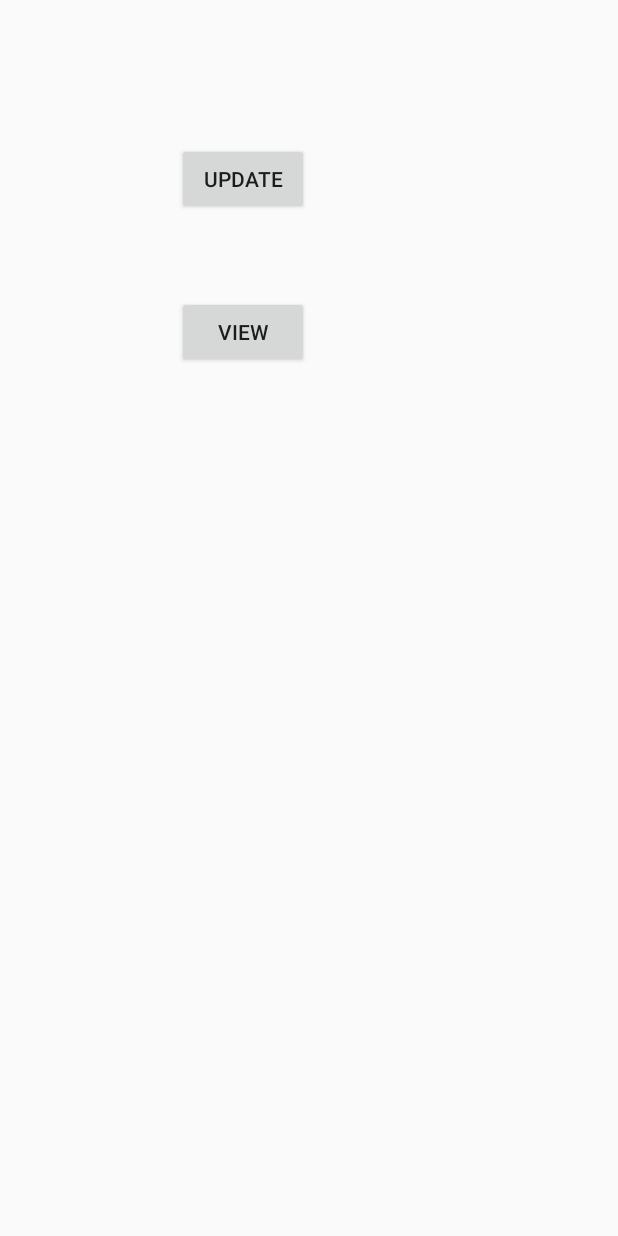
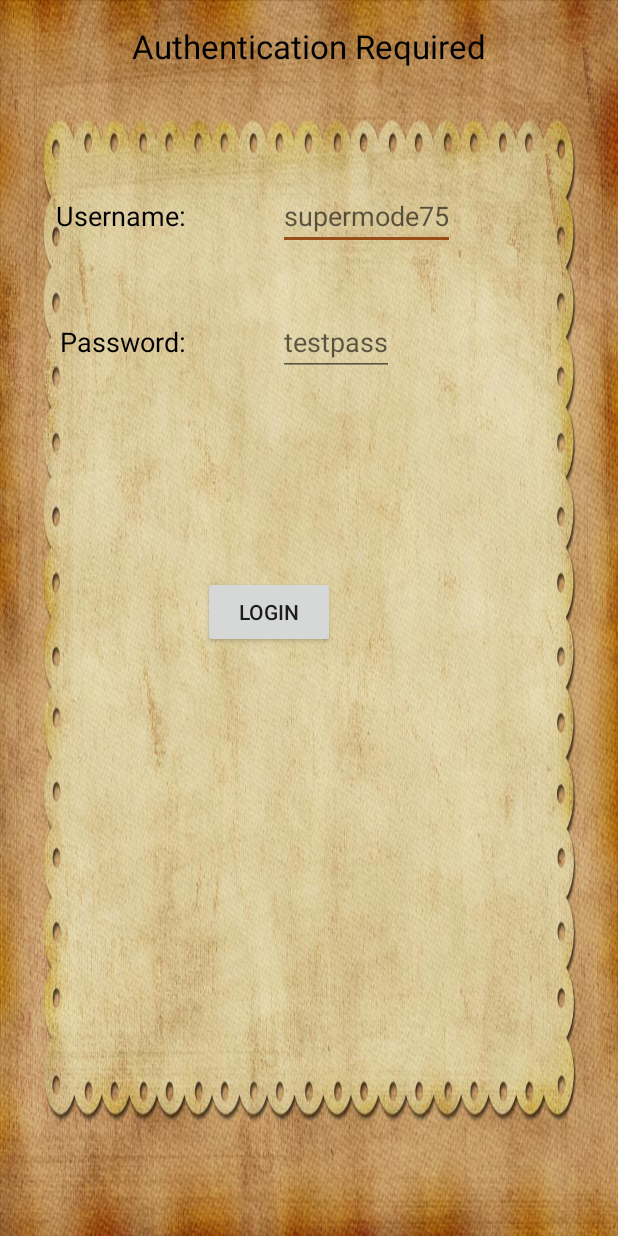
Before and after one commit to sarahussain93/libreria, an Android app: the layout activity_librarian_activity.xml on its own in the app's theme, with its tools: preview values and no code run, on a phone screen of 412 x 824 dp. Run offline under Robolectric (Android 15) with nearby library versions, the phone set to English and light mode, and no system bars.

Commit message:
added librarian activity

```diff
--- a/app/src/main/res/layout/activity_librarian_activity.xml
+++ b/app/src/main/res/layout/activity_librarian_activity.xml
@@ -1,34 +1,132 @@
 <?xml version="1.0" encoding="utf-8"?>
 <RelativeLayout xmlns:android="http://schemas.android.com/apk/res/android"
     xmlns:tools="http://schemas.android.com/tools"
-    android:id="@+id/activity_librarian_activity"
     android:layout_width="match_parent"
     android:layout_height="match_parent"
     android:paddingBottom="@dimen/activity_vertical_margin"
     android:paddingLeft="@dimen/activity_horizontal_margin"
     android:paddingRight="@dimen/activity_horizontal_margin"
     android:paddingTop="@dimen/activity_vertical_margin"
-    tools:context="com.example.sara.myapplication.librarian_activity">
+    android:background="@drawable/log"
+    tools:context="com.example.sara.myapplication.admin_login">
+
+    <TextView
+
+        android:id="@+id/textView1"
+        android:layout_width="wrap_content"
+        android:layout_height="wrap_content"
+        android:layout_centerHorizontal="true"
+        android:text="Authentication Required"
+        android:textColor="@android:color/black"
+        android:textAppearance="?android:attr/textAppearanceLarge"
+        android:layout_alignParentTop="true" />
+
+
+    <TextView
+
+        android:id="@+id/attemptsLeftTV"
+        android:layout_width="wrap_content"
+        android:layout_height="wrap_content"
+        android:layout_alignLeft="@+id/textView3"
+        android:layout_below="@+id/textView3"
+        android:layout_marginLeft="30dp"
+        android:layout_marginTop="48dp"
+        android:text="Attempts Left:"
+        android:visibility="invisible"
+        android:textAppearance="?android:attr/textAppearanceMedium" />
+
+
+    <TextView
+
+        android:id="@+id/numberOfRemainingLoginAttemptsTV"
+        android:layout_width="wrap_content"
+        android:layout_height="wrap_content"
+        android:layout_alignRight="@+id/textView1"
+        android:layout_alignTop="@+id/attemptsLeftTV"
+        android:visibility="invisible" />
+
+
+
+    <TextView
+
+        android:id="@+id/loginLockedTV"
+        android:layout_width="wrap_content"
+        android:layout_height="wrap_content"
+        android:layout_below="@+id/loginBtn"
+        android:layout_marginTop="35dp"
+        android:layout_centerHorizontal="true"
+        android:textAppearance="?android:attr/textAppearanceMedium"
+        android:visibility="invisible" />
 
     <Button
-        android:text="update"
+
+        android:id="@+id/loginBtn"
         android:layout_width="wrap_content"
         android:layout_height="wrap_content"
-        android:layout_marginLeft="102dp"
-        android:layout_marginStart="102dp"
-        android:layout_marginTop="79dp"
-        android:id="@+id/button"
-        android:layout_alignParentTop="true"
+        android:layout_marginTop="71dp"
+        android:onClick="authenticateLogin"
+        android:text="Login"
+        android:layout_below="@+id/attemptsLeftTV"
+        android:layout_toRightOf="@+id/textView2"
+        android:layout_toEndOf="@+id/textView2"
+        android:layout_marginLeft="11dp"
+        android:layout_marginStart="11dp" />
+
+    <TextView
+
+        android:id="@+id/textView2"
+        android:layout_width="wrap_content"
+        android:layout_height="wrap_content"
+        android:layout_marginTop="86dp"
+        android:layout_marginLeft="21dp"
+        android:text="Username:"
+        android:textColor="@android:color/black"
+        android:textAppearance="?android:attr/textAppearanceMedium"
+        android:layout_marginStart="21dp"
+        android:layout_below="@+id/textView1"
         android:layout_alignParentLeft="true"
         android:layout_alignParentStart="true" />
 
-    <Button
-        android:text="view"
+    <TextView
+        android:id="@+id/textView3"
         android:layout_width="wrap_content"
         android:layout_height="wrap_content"
-        android:layout_marginTop="54dp"
-        android:id="@+id/button2"
-        android:layout_below="@+id/button"
-        android:layout_alignLeft="@+id/button"
-        android:layout_alignStart="@+id/button" />
+        android:layout_marginTop="59dp"
+        android:text="Password:"
+        android:textColor="@android:color/black"
+        android:textAppearance="?android:attr/textAppearanceMedium"
+        android:layout_below="@+id/textView2"
+        android:layout_toLeftOf="@+id/loginBtn"
+        android:layout_toStartOf="@+id/loginBtn" />
+
+    <EditText
+
+        android:id="@+id/passwordET"
+        android:layout_width="wrap_content"
+        android:layout_height="wrap_content"
+        android:hint="testpass"
+        android:textColor="#FFFFFF"
+        android:inputType="textPassword"
+        android:layout_alignBaseline="@+id/textView3"
+        android:layout_alignBottom="@+id/textView3"
+        android:layout_alignLeft="@+id/usernameET"
+        android:layout_alignStart="@+id/usernameET" />
+
+    <EditText
+
+        android:id="@+id/usernameET"
+        android:layout_width="wrap_content"
+        android:layout_height="wrap_content"
+        android:textColor="#FFFFFF"
+        android:hint="supermode75"
+        android:layout_alignBaseline="@+id/textView2"
+        android:layout_alignBottom="@+id/textView2"
+        android:layout_toRightOf="@+id/attemptsLeftTV"
+        android:layout_toEndOf="@+id/attemptsLeftTV">
+
+        <requestFocus />
+
+    </EditText>
+
+
 </RelativeLayout>
--- a/app/src/main/res/layout/activity_viewupdate_activity.xml
+++ /dev/null
@@ -1,13 +0,0 @@
-<?xml version="1.0" encoding="utf-8"?>
-<RelativeLayout xmlns:android="http://schemas.android.com/apk/res/android"
-    xmlns:tools="http://schemas.android.com/tools"
-    android:id="@+id/activity_viewupdate_activity"
-    android:layout_width="match_parent"
-    android:layout_height="match_parent"
-    android:paddingBottom="@dimen/activity_vertical_margin"
-    android:paddingLeft="@dimen/activity_horizontal_margin"
-    android:paddingRight="@dimen/activity_horizontal_margin"
-    android:paddingTop="@dimen/activity_vertical_margin"
-    tools:context="com.example.sara.myapplication.viewupdate_activity">
-
-</RelativeLayout>
```
